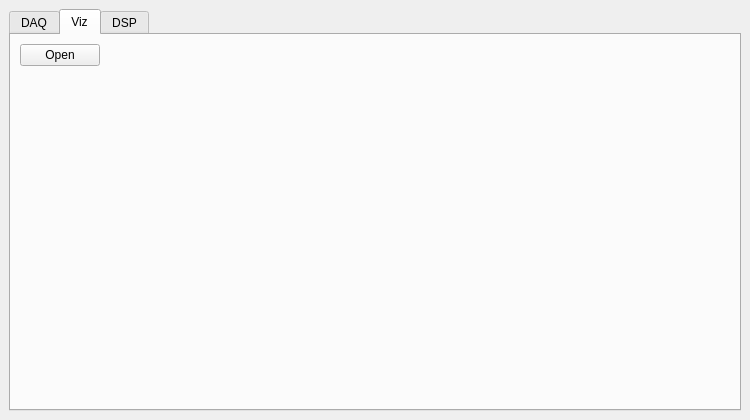
Before: the Qt Designer form gui.ui in nogleo/datanog, drawn with Qt 5.
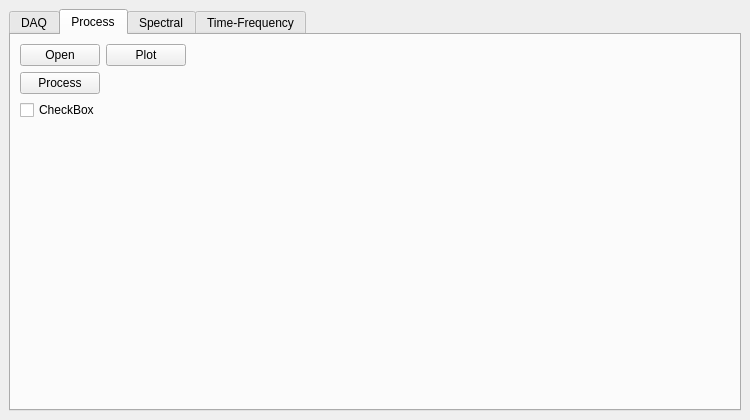
After: the same form once the commit is applied. The open tabs and pages were chosen to show the change.

Commit message: new processing screen

```diff
--- a/gui.ui
+++ b/gui.ui
@@ -239,15 +239,22 @@
       </widget>
       <widget class="QWidget" name="tab_2">
        <attribute name="title">
-        <string>Viz</string>
+        <string>Process</string>
        </attribute>
        <layout class="QGridLayout" name="gridLayout_2">
         <item row="0" column="0">
+         <widget class="QPushButton" name="openbttn">
+          <property name="text">
+           <string>Open</string>
+          </property>
+         </widget>
+        </item>
+        <item row="0" column="1">
          <layout class="QHBoxLayout" name="horizontalLayout">
           <item>
            <widget class="QPushButton" name="pushButton">
             <property name="text">
-             <string>Open</string>
+             <string>Plot</string>
             </property>
            </widget>
           </item>
@@ -266,8 +273,8 @@
           </item>
          </layout>
         </item>
-        <item row="1" column="0">
-         <layout class="QVBoxLayout" name="verticalLayout">
+        <item row="1" column="1" rowspan="4">
+         <layout class="QVBoxLayout" name="plotLayout">
           <item>
            <spacer name="verticalSpacer">
             <property name="orientation">
@@ -283,14 +290,50 @@
           </item>
          </layout>
         </item>
+        <item row="1" column="0" rowspan="4">
+         <layout class="QVBoxLayout" name="dataLayout">
+          <item>
+           <widget class="QPushButton" name="processbttn">
+            <property name="text">
+             <string>Process</string>
+            </property>
+           </widget>
+          </item>
+          <item>
+           <widget class="QCheckBox" name="checkBox">
+            <property name="text">
+             <string>CheckBox</string>
+            </property>
+           </widget>
+          </item>
+          <item>
+           <spacer name="verticalSpacer_2">
+            <property name="orientation">
+             <enum>Qt::Vertical</enum>
+            </property>
+            <property name="sizeHint" stdset="0">
+             <size>
+              <width>20</width>
+              <height>40</height>
+             </size>
+            </property>
+           </spacer>
+          </item>
+         </layout>
+        </item>
        </layout>
       </widget>
       <widget class="QWidget" name="tab">
        <attribute name="title">
-        <string>DSP</string>
+        <string>Spectral</string>
        </attribute>
        <layout class="QGridLayout" name="gridLayout_4"/>
       </widget>
+      <widget class="QWidget" name="tab_3">
+       <attribute name="title">
+        <string>Time-Frequency</string>
+       </attribute>
+      </widget>
      </widget>
     </item>
    </layout>
```
Left out of the diff: 4 changed lines with no effect on the pictures. The commit also changes 2 other files.
